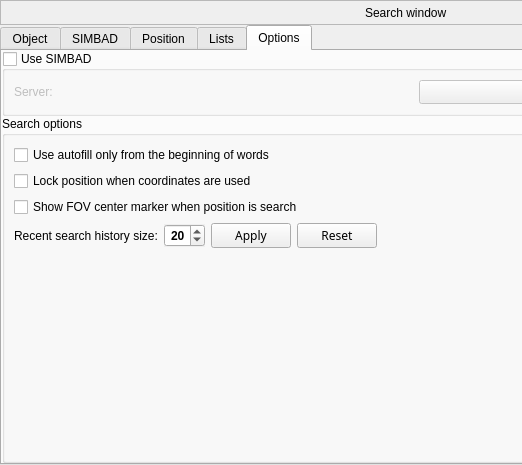
Old version of the form src/gui/searchDialogGui.ui in the repository chithihuynh/stellarium; both pictures show x 0 to 522 and y 0 to 465 of the 831 by 465 pixel window.
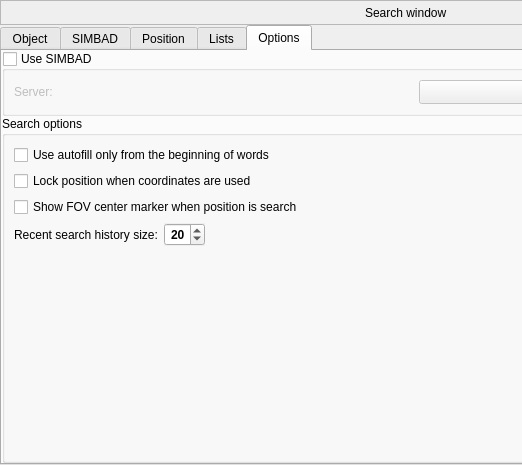
New version of the form. The open tabs and pages were chosen to show the change. Custom widgets are drawn as their Qt base class.

Commit message: spinbox update maxSize per editting finished

What changed in the file:
```diff
--- a/src/gui/searchDialogGui.ui
+++ b/src/gui/searchDialogGui.ui
@@ -1189,36 +1189,6 @@
               </property>
              </widget>
             </item>
-            <item>
-             <widget class="QDialogButtonBox" name="recentSearchSizeButtonBox">
-              <property name="sizePolicy">
-               <sizepolicy hsizetype="Fixed" vsizetype="Fixed">
-                <horstretch>0</horstretch>
-                <verstretch>0</verstretch>
-               </sizepolicy>
-              </property>
-              <property name="font">
-               <font>
-                <family>Noto Sans</family>
-               </font>
-              </property>
-              <property name="layoutDirection">
-               <enum>Qt::RightToLeft</enum>
-              </property>
-              <property name="autoFillBackground">
-               <bool>false</bool>
-              </property>
-              <property name="orientation">
-               <enum>Qt::Horizontal</enum>
-              </property>
-              <property name="standardButtons">
-               <set>QDialogButtonBox::Apply|QDialogButtonBox::Reset</set>
-              </property>
-              <property name="centerButtons">
-               <bool>false</bool>
-              </property>
-             </widget>
-            </item>
             <item>
              <spacer name="horizontalSpacer_2">
               <property name="orientation">
```
Left out of the diff: 2 changed lines with no effect on the pictures. The commit also changes 2 other files.
